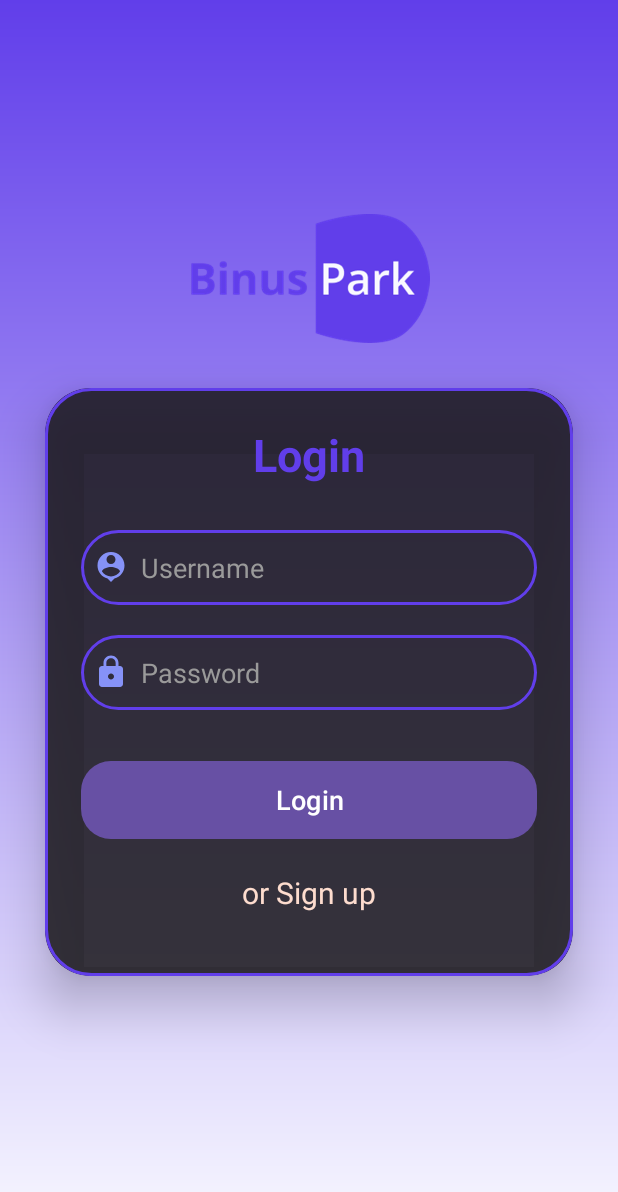
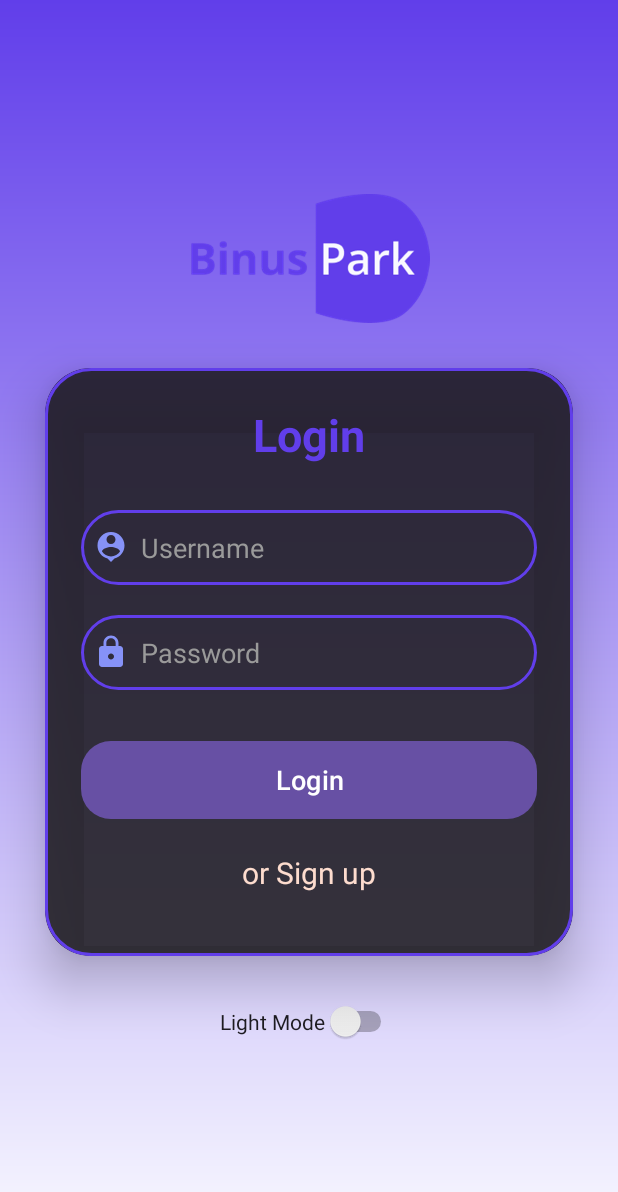
Before and after one commit to temptedwithouta/BinusPark, an Android app: the LoginActivity screen opened directly, with no data from a screen before it, on a phone screen of 412 x 824 dp. Shown: the top 1192 px of the screen. Run offline under Robolectric (Android 15) with nearby library versions, the phone set to English and light mode, and no system bars; our stand-ins replace Firebase (no records; nobody signed in at launch, a user with empty details on screens opened directly).

```diff
--- a/app/src/main/AndroidManifest.xml
+++ b/app/src/main/AndroidManifest.xml
@@ -40,9 +40,6 @@
             android:name=".LoginActivity"
             android:exported="true"/>
         <activity
-            android:name=".MainActivity2"
-            android:exported="true"/>
-        <activity
             android:name=".SplashScreen"
             android:exported="true">
             <intent-filter>
--- a/app/src/main/java/com/example/myapplication/LoginActivity.java
+++ b/app/src/main/java/com/example/myapplication/LoginActivity.java
@@ -2,12 +2,15 @@ package com.example.myapplication;
 
 import androidx.annotation.NonNull;
 import androidx.appcompat.app.AppCompatActivity;
+import androidx.appcompat.app.AppCompatDelegate;
 
 import android.content.Intent;
 import android.os.Bundle;
 import android.view.View;
 import android.widget.Button;
+import android.widget.CompoundButton;
 import android.widget.EditText;
+import android.widget.Switch;
 import android.widget.TextView;
 
 import com.example.myapplication.cookies.cookiesDb;
@@ -25,13 +28,38 @@ public class  LoginActivity extends AppCompatActivity {
     EditText loginUsername, loginPassword;
     Button loginButton;
     TextView registerRedirectText;
-
+    Switch swtBtn;
     cookiesDb dbHandler;
 
     @Override
     protected void onCreate(Bundle savedInstanceState) {
         super.onCreate(savedInstanceState);
         setContentView(R.layout.activity_login_activity);
+
+
+        //Switch light to dark mode settings
+        swtBtn = findViewById(R.id.switchTheme);
+        swtBtn.setOnCheckedChangeListener(new CompoundButton.OnCheckedChangeListener() {
+            @Override
+            public void onCheckedChanged(CompoundButton buttonView, boolean isChecked) {
+                if(isChecked){
+                    AppCompatDelegate.setDefaultNightMode(AppCompatDelegate.MODE_NIGHT_YES);
+                    buttonView.setText("Dark Mode");
+                }else{
+                    AppCompatDelegate.setDefaultNightMode(AppCompatDelegate.MODE_NIGHT_NO);
+                    buttonView.setText("Light Mode");
+                }
+            }
+        });
+
+        boolean isDarkmodeOn = AppCompatDelegate.getDefaultNightMode() == AppCompatDelegate.MODE_NIGHT_YES;
+        swtBtn.setChecked(isDarkmodeOn);
+        if(isDarkmodeOn){
+            swtBtn.setText("Dark Mode");
+        }else{
+            swtBtn.setText("Light Mode");
+        }
+
 
         dbHandler = new cookiesDb(this);
 
--- a/app/src/main/res/layout/activity_login_activity.xml
+++ b/app/src/main/res/layout/activity_login_activity.xml
@@ -14,6 +14,7 @@
         android:layout_width="187dp"
         android:layout_height="86dp"
         app:srcCompat="@drawable/logo" />
+
 
     <androidx.cardview.widget.CardView
         android:layout_width="match_parent"
@@ -75,6 +76,7 @@
                 android:textSize="18sp"
                 app:cornerRadius="20dp" />
 
+
             <TextView
                 android:id="@+id/signupRedirectText"
                 android:layout_width="wrap_content"
@@ -86,8 +88,20 @@
                 android:textColor="#FDDCCE"
                 android:textSize="20dp" />
 
+
         </LinearLayout>
+
 
     </androidx.cardview.widget.CardView>
 
+    <Switch
+        android:id="@+id/switchTheme"
+        android:layout_width="wrap_content"
+        android:layout_height="wrap_content"
+        android:text="Light Mode"
+        app:layout_constraintStart_toStartOf="parent"
+        app:layout_constraintEnd_toEndOf="parent"
+        app:layout_constraintTop_toTopOf="parent"
+        app:layout_constraintBottom_toBottomOf="parent" />
+
 </LinearLayout>
```
Also changed, not shown: app/src/main/java/com/example/myapplication/ProfileActivity.java (+9 -0 lines).
